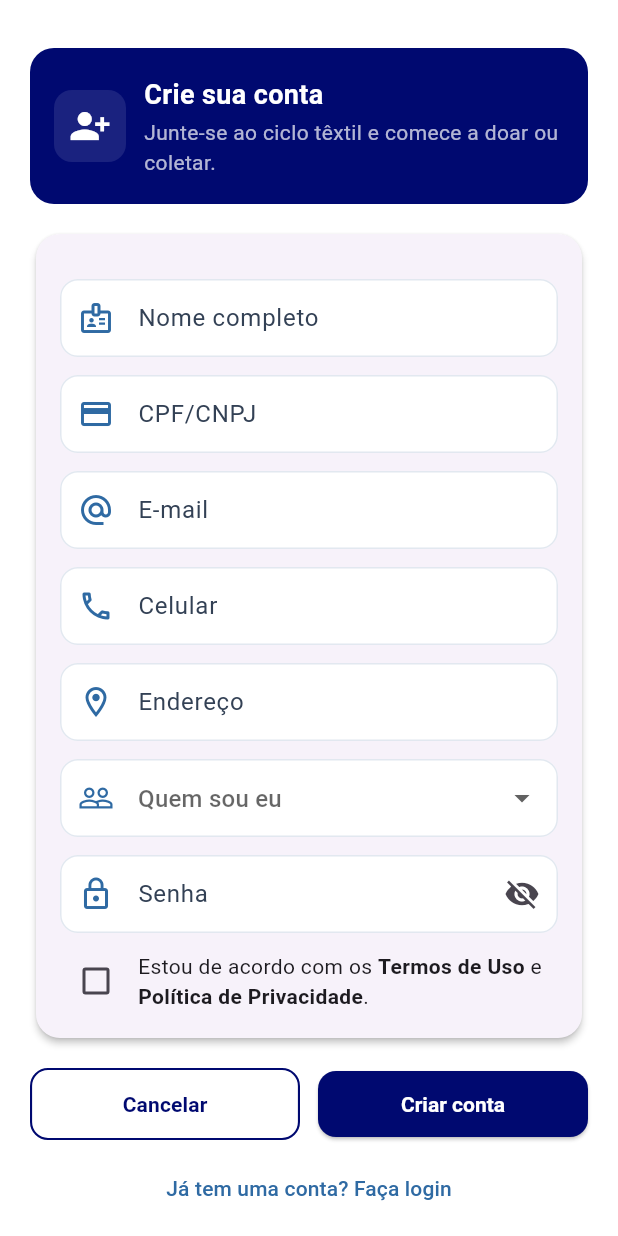
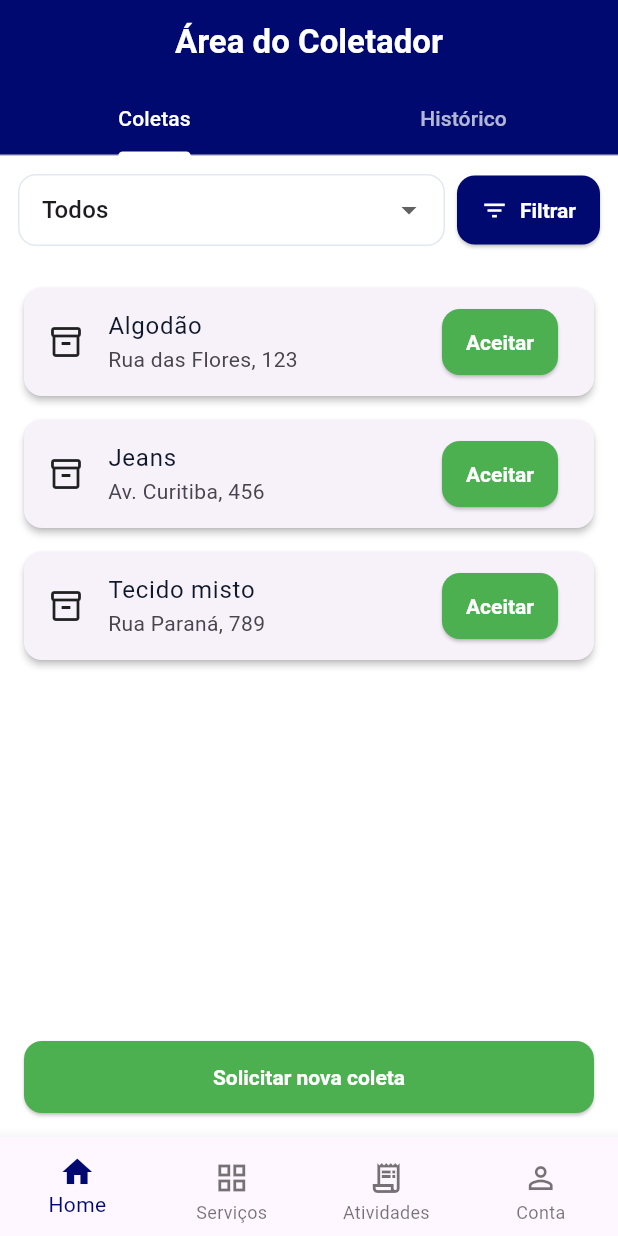
Before and after one commit to TexCycle/texcycle-app, a Flutter app: the screen it shows after launch, on a phone screen of 412 x 824 dp. Run offline on Flutter 3.47's test engine with Material 3 defaults, Android fonts, the phone set to English and light mode, and no system bars; our stand-ins replace flutter_map, geolocator, go_router, latlong2.

Commit message:
feat(frontend): add collector page with tabs for active and historical collections

```diff
--- a/frontend/lib/core/routing/app_router.dart
+++ b/frontend/lib/core/routing/app_router.dart
@@ -2,13 +2,14 @@ import 'package:flutter/material.dart';
 import 'package:frontend/features/account/presentation/pages/account_page.dart';
 import 'package:frontend/features/auth/presentation/pages/signin_page.dart';
 import 'package:frontend/features/chat/presentation/pages/chat_page.dart';
+import 'package:frontend/features/collector/presentation/pages/collector_page.dart';
 import 'package:frontend/features/donor/presentation/pages/donor_info_page.dart';
 import 'package:frontend/features/map/presentation/pages/map_page.dart';
 import 'package:go_router/go_router.dart';
 import '../../features/auth/presentation/pages/signup_page.dart';
 
 GoRouter buildRouter() => GoRouter(
-  initialLocation: '/sign-up',
+  initialLocation: '/collector',
   routes: [
     GoRoute(path: '/sign-up', builder: (_, __) => const SignUpPage()),
     GoRoute(path: '/sign-in', builder: (_, __) => const SignInPage()),
@@ -16,6 +17,7 @@ GoRouter buildRouter() => GoRouter(
     GoRoute(path: '/chat', builder: (_, __) => const ChatPage()),
     GoRoute(path: '/my-account', builder: (_, __) => const AccountPage()),
     GoRoute(path: '/donor-info', builder: (_, __) => const DonorInfoPage()),
+    GoRoute(path: '/collector', builder: (_, __) => const CollectorPage()),
   ],
   errorBuilder: (_, state) => Scaffold(
     appBar: AppBar(title: const Text('Ops')),
--- /dev/null
+++ b/frontend/lib/features/collector/presentation/pages/collector_page.dart
@@ -0,0 +1,194 @@
+import 'package:flutter/material.dart';
+import 'package:frontend/shared/widgets/app_bottom_nav.dart';
+import '../../../../../core/config/app_colors.dart';
+
+class CollectorPage extends StatefulWidget {
+  const CollectorPage({super.key});
+
+  @override
+  State<CollectorPage> createState() => _CollectorPageState();
+}
+
+class _CollectorPageState extends State<CollectorPage> {
+  int _currentIndex = 0;
+  String _status = "Todos";
+
+  final List<Map<String, String>> _coletasDisponiveis = [
+    {"tipo": "Algodão", "endereco": "Rua das Flores, 123"},
+    {"tipo": "Jeans", "endereco": "Av. Curitiba, 456"},
+    {"tipo": "Tecido misto", "endereco": "Rua Paraná, 789"},
+  ];
+
+  final List<Map<String, String>> _historicoColetas = [
+    {"tipo": "Algodão", "endereco": "Rua São Pedro, 111", "data": "12/01/2025"},
+    {"tipo": "Jeans", "endereco": "Av. Brasil, 222", "data": "05/01/2025"},
+    {
+      "tipo": "Poliéster",
+      "endereco": "Rua XV de Novembro, 333",
+      "data": "20/12/2024",
+    },
+  ];
+
+  @override
+  Widget build(BuildContext context) {
+    return DefaultTabController(
+      length: 2,
+      child: Scaffold(
+        backgroundColor: Colors.white,
+
+        appBar: AppBar(
+          backgroundColor: AppColors.navy,
+          elevation: 0,
+          title: const Text(
+            "Área do Coletador",
+            style: TextStyle(color: Colors.white, fontWeight: FontWeight.w600),
+          ),
+          centerTitle: true,
+          bottom: const TabBar(
+            indicatorColor: Colors.white,
+            labelColor: Colors.white,
+            unselectedLabelColor: Colors.white70,
+            tabs: [
+              Tab(text: "Coletas"),
+              Tab(text: "Histórico"),
+            ],
+          ),
+        ),
+
+        body: TabBarView(
+          children: [
+            Column(
+              children: [
+                Padding(
+                  padding: const EdgeInsets.all(12),
+                  child: Row(
+                    children: [
+                      Expanded(
+                        child: DropdownButtonFormField<String>(
+                          value: _status,
+                          decoration: const InputDecoration(
+                            border: OutlineInputBorder(),
+                            contentPadding: EdgeInsets.symmetric(
+                              horizontal: 12,
+                              vertical: 8,
+                            ),
+                          ),
+                          items: const [
+                            DropdownMenuItem(
+                              value: "Todos",
+                              child: Text("Todos"),
+                            ),
+                            DropdownMenuItem(
+                              value: "Pendentes",
+                              child: Text("Pendentes"),
+                            ),
+                            DropdownMenuItem(
+                              value: "Aceitas",
+                              child: Text("Aceitas"),
+                            ),
+                          ],
+                          onChanged: (v) =>
+                              setState(() => _status = v ?? "Todos"),
+                        ),
+                      ),
+                      const SizedBox(width: 8),
+                      ElevatedButton.icon(
+                        onPressed: () {
+                          // TODO: aplicar filtro
+                        },
+                        style: ElevatedButton.styleFrom(
+                          backgroundColor: AppColors.navy,
+                          foregroundColor: Colors.white,
+                        ),
+                        icon: const Icon(Icons.filter_list),
+                        label: const Text("Filtrar"),
+                      ),
+                    ],
+                  ),
+                ),
+
+                Expanded(
+                  child: ListView.separated(
+                    padding: const EdgeInsets.all(12),
+                    itemCount: _coletasDisponiveis.length,
+                    separatorBuilder: (_, __) => const SizedBox(height: 8),
+                    itemBuilder: (context, index) {
+                      final coleta = _coletasDisponiveis[index];
+                      return Card(
+                        elevation: 2,
+                        shape: RoundedRectangleBorder(
+                          borderRadius: BorderRadius.circular(12),
+                        ),
+                        child: ListTile(
+                          leading: const Icon(
+                            Icons.inventory_2_outlined,
+                            color: Colors.black87,
+                          ),
+                          title: Text(coleta["tipo"] ?? ""),
+                          subtitle: Text(coleta["endereco"] ?? ""),
+                          trailing: ElevatedButton(
+                            onPressed: () {
+                              // TODO: aceitar coleta
+                            },
+                            style: ElevatedButton.styleFrom(
+                              backgroundColor: Colors.green,
+                              foregroundColor: Colors.white,
+                            ),
+                            child: const Text("Aceitar"),
+                          ),
+                        ),
+                      );
+                    },
+                  ),
+                ),
+
+                Padding(
+                  padding: const EdgeInsets.all(16),
+                  child: ElevatedButton(
+                    onPressed: () {
+                      // TODO: solicitar nova coleta
+                    },
+                    style: ElevatedButton.styleFrom(
+                      backgroundColor: Colors.green,
+                      foregroundColor: Colors.white,
+                      minimumSize: const Size.fromHeight(48),
+                      shape: RoundedRectangleBorder(
+                        borderRadius: BorderRadius.circular(12),
+                      ),
+                    ),
+                    child: const Text("Solicitar nova coleta"),
+                  ),
+                ),
+              ],
+            ),
+
+            ListView.separated(
+              padding: const EdgeInsets.all(12),
+              itemCount: _historicoColetas.length,
+              separatorBuilder: (_, __) => const SizedBox(height: 8),
+              itemBuilder: (context, index) {
+                final coleta = _historicoColetas[index];
+                return Card(
+                  elevation: 2,
+                  shape: RoundedRectangleBorder(
+                    borderRadius: BorderRadius.circular(12),
+                  ),
+                  child: ListTile(
+                    leading: const Icon(
+                      Icons.check_circle,
+                      color: Colors.green,
+                    ),
+                    title: Text(coleta["tipo"] ?? ""),
+                    subtitle: Text("${coleta["endereco"]} - ${coleta["data"]}"),
+                  ),
+                );
+              },
+            ),
+          ],
+        ),
+
+        bottomNavigationBar: AppBottomNavBar(currentIndex: _currentIndex),
+      ),
+    );
+  }
+}
```
